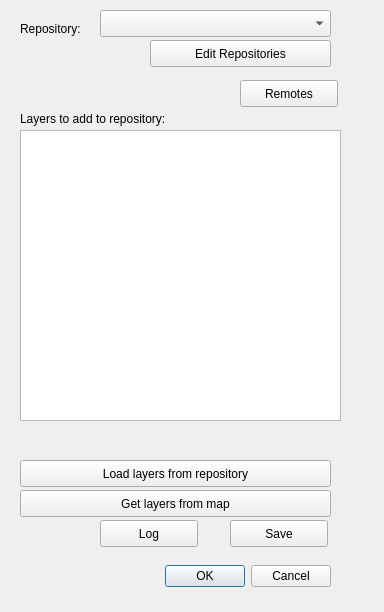
The window that Ui_GeoSync.ui (roscoeZA/GeoSync) describes before a commit, drawn with Qt 5.
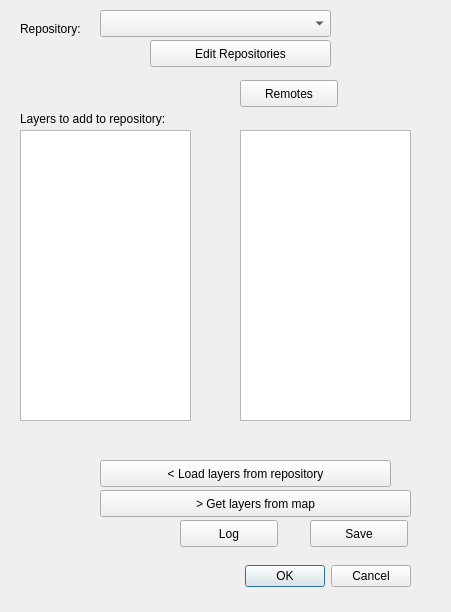
The same window after the commit. Icons and pictures are not drawn.

Diff of the .ui file:
```diff
--- a/Ui_GeoSync.ui
+++ b/Ui_GeoSync.ui
@@ -6,7 +6,7 @@
    <rect>
     <x>0</x>
     <y>0</y>
-    <width>384</width>
+    <width>451</width>
     <height>612</height>
    </rect>
   </property>
@@ -20,7 +20,7 @@
   <widget class="QDialogButtonBox" name="btnOK">
    <property name="geometry">
     <rect>
-     <x>-10</x>
+     <x>70</x>
      <y>560</y>
      <width>341</width>
      <height>32</height>
@@ -36,7 +36,7 @@
   <widget class="QPushButton" name="btnLayertoRepo">
    <property name="geometry">
     <rect>
-     <x>230</x>
+     <x>310</x>
      <y>520</y>
      <width>98</width>
      <height>27</height>
@@ -51,7 +51,7 @@
     <rect>
      <x>20</x>
      <y>130</y>
-     <width>321</width>
+     <width>171</width>
      <height>291</height>
     </rect>
    </property>
@@ -62,27 +62,27 @@
   <widget class="QPushButton" name="btnGetMapLayers">
    <property name="geometry">
     <rect>
-     <x>20</x>
+     <x>100</x>
      <y>490</y>
      <width>311</width>
      <height>27</height>
     </rect>
    </property>
    <property name="text">
-    <string>Get layers from map</string>
+    <string>&gt; Get layers from map</string>
    </property>
   </widget>
   <widget class="QPushButton" name="btnLoadfromRepo">
    <property name="geometry">
     <rect>
-     <x>20</x>
+     <x>100</x>
      <y>460</y>
-     <width>311</width>
+     <width>291</width>
      <height>27</height>
     </rect>
    </property>
    <property name="text">
-    <string>Load layers from repository</string>
+    <string>&lt; Load layers from repository</string>
    </property>
   </widget>
   <widget class="QPushButton" name="btnConfigRepos">
@@ -140,7 +140,7 @@
   <widget class="QPushButton" name="btnLog">
    <property name="geometry">
     <rect>
-     <x>100</x>
+     <x>180</x>
      <y>520</y>
      <width>98</width>
      <height>27</height>
@@ -163,6 +163,19 @@
     <number>-1</number>
    </property>
   </widget>
+  <widget class="QListWidget" name="listRepoLayers">
+   <property name="geometry">
+    <rect>
+     <x>240</x>
+     <y>130</y>
+     <width>171</width>
+     <height>291</height>
+    </rect>
+   </property>
+   <property name="selectionMode">
+    <enum>QAbstractItemView::MultiSelection</enum>
+   </property>
+  </widget>
  </widget>
  <resources/>
  <connections>
```
